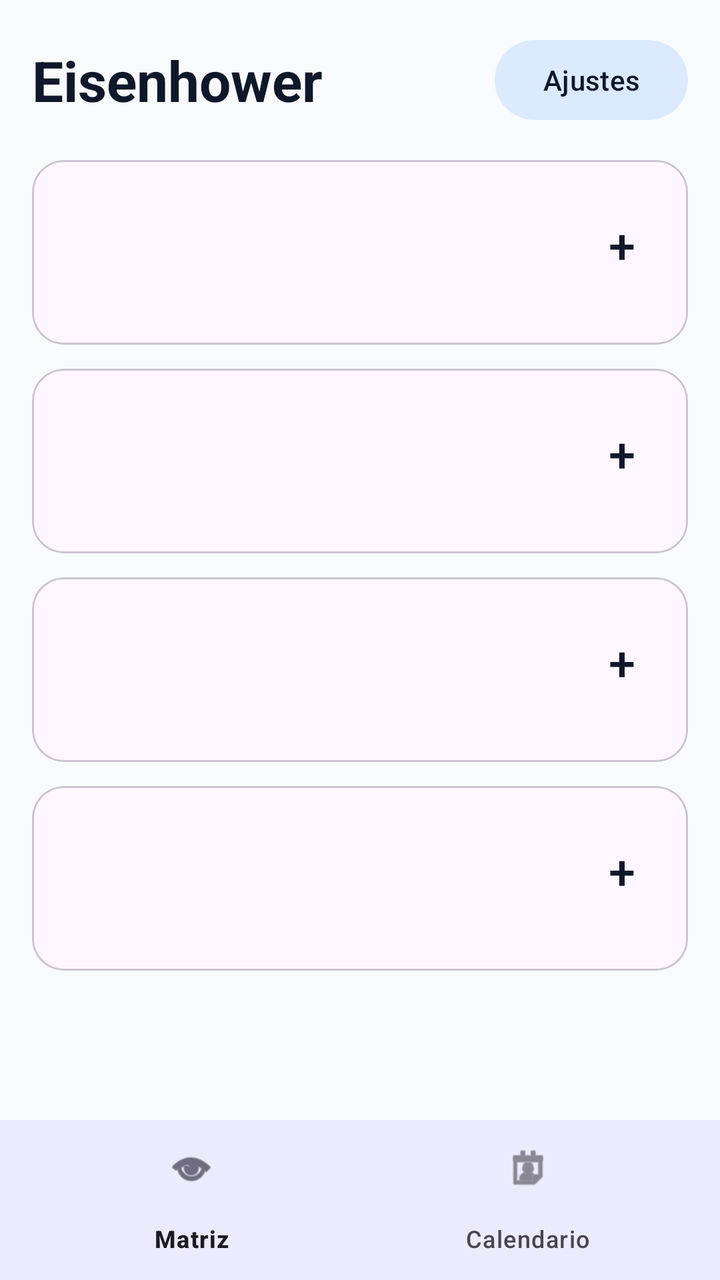
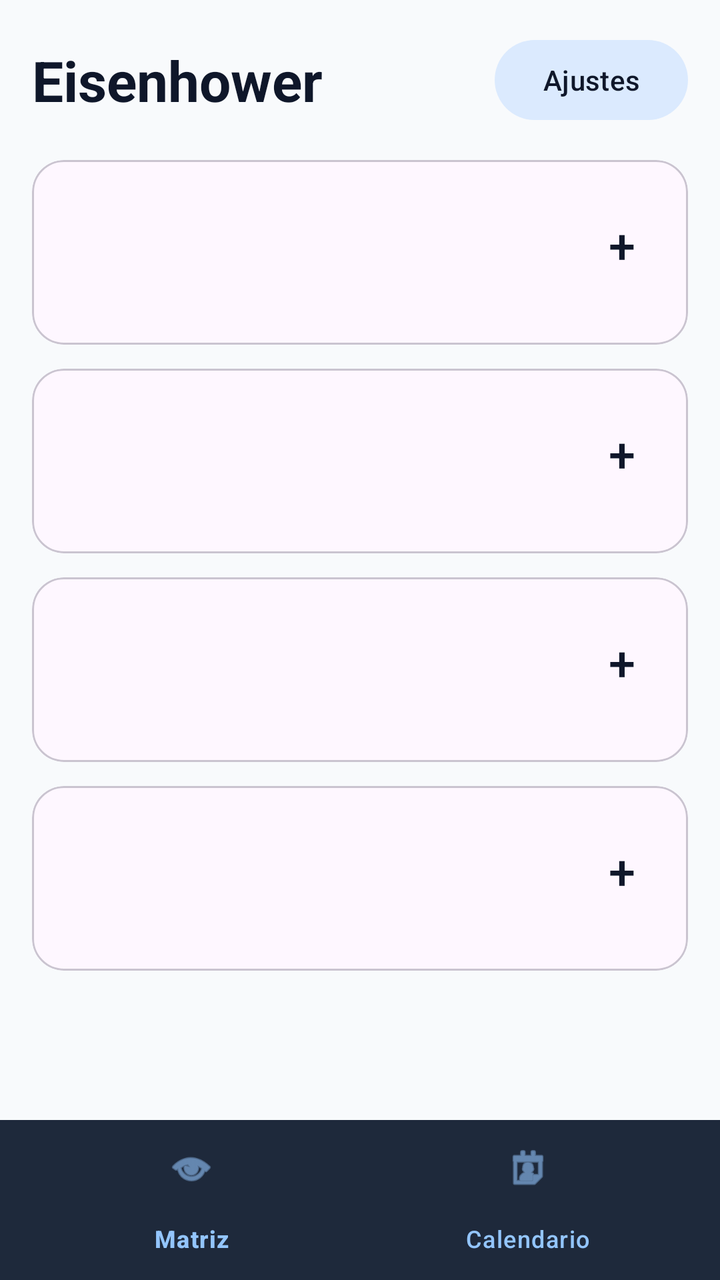

Before-and-after screenshots of an Android layout around one commit, followed by the original layout XML and the change that was made.
<!-- AndroidManifest.xml: application theme AppTheme -->
<!-- res/layout/activity_main.xml -->
<?xml version="1.0" encoding="utf-8"?>
<LinearLayout xmlns:android="http://schemas.android.com/apk/res/android"
    xmlns:app="http://schemas.android.com/apk/res-auto"
    android:layout_width="match_parent"
    android:layout_height="match_parent"
    android:background="@color/app_background"
    android:orientation="vertical">

    <FrameLayout
        android:id="@+id/mainContentFrame"
        android:layout_width="match_parent"
        android:layout_height="0dp"
        android:layout_weight="1">

        
        <androidx.core.widget.NestedScrollView
            android:id="@+id/viewMatrix"
            android:layout_width="match_parent"
            android:layout_height="match_parent"
            android:fillViewport="true">
            
            <LinearLayout android:layout_width="match_parent" android:layout_height="wrap_content" android:orientation="vertical" android:padding="16dp">
                
                <LinearLayout android:id="@+id/selectionHeader" android:layout_width="match_parent" android:layout_height="wrap_content" android:background="#2563EB" android:gravity="center_vertical" android:orientation="horizontal" android:padding="8dp" android:layout_marginBottom="16dp" android:visibility="gone">
                    <TextView android:id="@+id/tvSelectionCount" android:layout_width="0dp" android:layout_height="wrap_content" android:layout_weight="1" android:text="1 seleccionada" android:textColor="#FFFFFF" android:textSize="18sp" android:textStyle="bold" />
                    <ImageButton android:id="@+id/btnDeleteSelected" android:layout_width="48dp" android:layout_height="48dp" android:background="?attr/selectableItemBackgroundBorderless" android:src="@android:drawable/ic_menu_delete" app:tint="#FFFFFF" />
                </LinearLayout>

                <LinearLayout android:id="@+id/normalHeader" android:layout_width="match_parent" android:layout_height="wrap_content" android:gravity="center_vertical" android:orientation="horizontal" android:layout_marginBottom="16dp">
                    <TextView android:layout_width="0dp" android:layout_height="wrap_content" android:layout_weight="1" android:text="Eisenhower" android:textColor="@color/text_primary" android:textSize="28sp" android:textStyle="bold" />
                    <com.google.android.material.button.MaterialButton android:id="@+id/btnSettings" style="@style/Widget.Material3.Button.TonalButton" android:layout_width="wrap_content" android:layout_height="wrap_content" app:backgroundTint="@color/card_background" android:textColor="@color/text_primary" android:text="Ajustes" />
                </LinearLayout>

                <com.google.android.material.card.MaterialCardView android:id="@+id/cardQ1" android:layout_width="match_parent" android:layout_height="wrap_content" android:layout_marginBottom="12dp" app:cardCornerRadius="16dp" app:cardElevation="0dp">
                    <LinearLayout android:layout_width="match_parent" android:layout_height="wrap_content" android:orientation="vertical" android:padding="12dp">
                        <LinearLayout android:layout_width="match_parent" android:layout_height="wrap_content" android:gravity="center_vertical" android:orientation="horizontal">
                            <TextView android:id="@+id/titleQ1View" android:layout_width="0dp" android:layout_height="wrap_content" android:layout_weight="1" android:textColor="@color/text_primary" android:textSize="18sp" android:textStyle="bold"/>
                            <com.google.android.material.button.MaterialButton android:id="@+id/btnAddQ1" style="@style/Widget.Material3.Button.IconButton" android:layout_width="wrap_content" android:layout_height="wrap_content" android:text="+" android:textSize="24sp" android:textColor="@color/text_primary"/>
                        </LinearLayout>
                        <androidx.recyclerview.widget.RecyclerView android:id="@+id/listQ1" android:layout_width="match_parent" android:layout_height="wrap_content" android:nestedScrollingEnabled="false" android:layout_marginTop="8dp"/>
                        <TextView android:id="@+id/headerCompletedQ1" android:layout_width="match_parent" android:layout_height="wrap_content" android:layout_marginTop="8dp" android:text="Completadas ▼" android:textColor="@color/text_secondary" android:textSize="14sp" android:visibility="gone"/>
                        <LinearLayout android:id="@+id/containerCompletedQ1" android:layout_width="match_parent" android:layout_height="wrap_content" android:orientation="vertical" android:visibility="gone"/>
                    </LinearLayout>
                </com.google.android.material.card.MaterialCardView>

                <com.google.android.material.card.MaterialCardView android:id="@+id/cardQ2" android:layout_width="match_parent" android:layout_height="wrap_content" android:layout_marginBottom="12dp" app:cardCornerRadius="16dp" app:cardElevation="0dp">
                    <LinearLayout android:layout_width="match_parent" android:layout_height="wrap_content" android:orientation="vertical" android:padding="12dp">
                        <LinearLayout android:layout_width="match_parent" android:layout_height="wrap_content" android:gravity="center_vertical" android:orientation="horizontal">
                            <TextView android:id="@+id/titleQ2View" android:layout_width="0dp" android:layout_height="wrap_content" android:layout_weight="1" android:textColor="@color/text_primary" android:textSize="18sp" android:textStyle="bold"/>
                            <com.google.android.material.button.MaterialButton android:id="@+id/btnAddQ2" style="@style/Widget.Material3.Button.IconButton" android:layout_width="wrap_content" android:layout_height="wrap_content" android:text="+" android:textSize="24sp" android:textColor="@color/text_primary"/>
                        </LinearLayout>
                        <androidx.recyclerview.widget.RecyclerView android:id="@+id/listQ2" android:layout_width="match_parent" android:layout_height="wrap_content" android:nestedScrollingEnabled="false" android:layout_marginTop="8dp"/>
                        <TextView android:id="@+id/headerCompletedQ2" android:layout_width="match_parent" android:layout_height="wrap_content" android:layout_marginTop="8dp" android:text="Completadas ▼" android:textColor="@color/text_secondary" android:textSize="14sp" android:visibility="gone"/>
                        <LinearLayout android:id="@+id/containerCompletedQ2" android:layout_width="match_parent" android:layout_height="wrap_content" android:orientation="vertical" android:visibility="gone"/>
                    </LinearLayout>
                </com.google.android.material.card.MaterialCardView>

                <com.google.android.material.card.MaterialCardView android:id="@+id/cardQ3" android:layout_width="match_parent" android:layout_height="wrap_content" android:layout_marginBottom="12dp" app:cardCornerRadius="16dp" app:cardElevation="0dp">
                    <LinearLayout android:layout_width="match_parent" android:layout_height="wrap_content" android:orientation="vertical" android:padding="12dp">
                        <LinearLayout android:layout_width="match_parent" android:layout_height="wrap_content" android:gravity="center_vertical" android:orientation="horizontal">
                            <TextView android:id="@+id/titleQ3View" android:layout_width="0dp" android:layout_height="wrap_content" android:layout_weight="1" android:textColor="@color/text_primary" android:textSize="18sp" android:textStyle="bold"/>
                            <com.google.android.material.button.MaterialButton android:id="@+id/btnAddQ3" style="@style/Widget.Material3.Button.IconButton" android:layout_width="wrap_content" android:layout_height="wrap_content" android:text="+" android:textSize="24sp" android:textColor="@color/text_primary"/>
                        </LinearLayout>
                        <androidx.recyclerview.widget.RecyclerView android:id="@+id/listQ3" android:layout_width="match_parent" android:layout_height="wrap_content" android:nestedScrollingEnabled="false" android:layout_marginTop="8dp"/>
                        <TextView android:id="@+id/headerCompletedQ3" android:layout_width="match_parent" android:layout_height="wrap_content" android:layout_marginTop="8dp" android:text="Completadas ▼" android:textColor="@color/text_secondary" android:textSize="14sp" android:visibility="gone"/>
                        <LinearLayout android:id="@+id/containerCompletedQ3" android:layout_width="match_parent" android:layout_height="wrap_content" android:orientation="vertical" android:visibility="gone"/>
                    </LinearLayout>
                </com.google.android.material.card.MaterialCardView>

                <com.google.android.material.card.MaterialCardView android:id="@+id/cardQ4" android:layout_width="match_parent" android:layout_height="wrap_content" android:layout_marginBottom="12dp" app:cardCornerRadius="16dp" app:cardElevation="0dp">
                    <LinearLayout android:layout_width="match_parent" android:layout_height="wrap_content" android:orientation="vertical" android:padding="12dp">
                        <LinearLayout android:layout_width="match_parent" android:layout_height="wrap_content" android:gravity="center_vertical" android:orientation="horizontal">
                            <TextView android:id="@+id/titleQ4View" android:layout_width="0dp" android:layout_height="wrap_content" android:layout_weight="1" android:textColor="@color/text_primary" android:textSize="18sp" android:textStyle="bold"/>
                            <com.google.android.material.button.MaterialButton android:id="@+id/btnAddQ4" style="@style/Widget.Material3.Button.IconButton" android:layout_width="wrap_content" android:layout_height="wrap_content" android:text="+" android:textSize="24sp" android:textColor="@color/text_primary"/>
                        </LinearLayout>
                        <androidx.recyclerview.widget.RecyclerView android:id="@+id/listQ4" android:layout_width="match_parent" android:layout_height="wrap_content" android:nestedScrollingEnabled="false" android:layout_marginTop="8dp"/>
                        <TextView android:id="@+id/headerCompletedQ4" android:layout_width="match_parent" android:layout_height="wrap_content" android:layout_marginTop="8dp" android:text="Completadas ▼" android:textColor="@color/text_secondary" android:textSize="14sp" android:visibility="gone"/>
                        <LinearLayout android:id="@+id/containerCompletedQ4" android:layout_width="match_parent" android:layout_height="wrap_content" android:orientation="vertical" android:visibility="gone"/>
                    </LinearLayout>
                </com.google.android.material.card.MaterialCardView>

            </LinearLayout>
        </androidx.core.widget.NestedScrollView>

        
        <LinearLayout
            android:id="@+id/viewCalendar"
            android:layout_width="match_parent"
            android:layout_height="match_parent"
            android:orientation="vertical"
            android:visibility="gone">
            
            
            <LinearLayout
                android:layout_width="match_parent"
                android:layout_height="wrap_content"
                android:orientation="horizontal"
                android:gravity="center_vertical"
                android:padding="16dp">
                
                <ImageButton
                    android:id="@+id/btnAppPrevMonth"
                    android:layout_width="48dp" android:layout_height="48dp"
                    android:src="@android:drawable/ic_media_previous"
                    android:background="?attr/selectableItemBackgroundBorderless" />
                
                <TextView
                    android:id="@+id/tvAppCurrentMonth"
                    android:layout_width="0dp" android:layout_height="wrap_content"
                    android:layout_weight="1"
                    android:gravity="center"
                    android:text="Octubre 2026"
                    android:textColor="@color/text_primary"
                    android:textSize="20sp"
                    android:textStyle="bold" />
                
                <ImageButton
                    android:id="@+id/btnAppNextMonth"
                    android:layout_width="48dp" android:layout_height="48dp"
                    android:src="@android:drawable/ic_media_next"
                    android:background="?attr/selectableItemBackgroundBorderless" />
            </LinearLayout>

            
            <LinearLayout
                android:layout_width="match_parent"
                android:layout_height="wrap_content"
                android:orientation="horizontal"
                android:paddingHorizontal="8dp">
                <TextView android:layout_width="0dp" android:layout_height="wrap_content" android:layout_weight="1" android:gravity="center" android:text="L" android:textColor="@color/text_secondary" android:textStyle="bold"/>
                <TextView android:layout_width="0dp" android:layout_height="wrap_content" android:layout_weight="1" android:gravity="center" android:text="M" android:textColor="@color/text_secondary" android:textStyle="bold"/>
                <TextView android:layout_width="0dp" android:layout_height="wrap_content" android:layout_weight="1" android:gravity="center" android:text="M" android:textColor="@color/text_secondary" android:textStyle="bold"/>
                <TextView android:layout_width="0dp" android:layout_height="wrap_content" android:layout_weight="1" android:gravity="center" android:text="J" android:textColor="@color/text_secondary" android:textStyle="bold"/>
                <TextView android:layout_width="0dp" android:layout_height="wrap_content" android:layout_weight="1" android:gravity="center" android:text="V" android:textColor="@color/text_secondary" android:textStyle="bold"/>
                <TextView android:layout_width="0dp" android:layout_height="wrap_content" android:layout_weight="1" android:gravity="center" android:text="S" android:textColor="@color/text_secondary" android:textStyle="bold"/>
                <TextView android:layout_width="0dp" android:layout_height="wrap_content" android:layout_weight="1" android:gravity="center" android:text="D" android:textColor="@color/text_secondary" android:textStyle="bold"/>
            </LinearLayout>

            
            <ScrollView
                android:layout_width="match_parent"
                android:layout_height="match_parent"
                android:padding="8dp">
                <LinearLayout
                    android:id="@+id/containerWeeksApp"
                    android:layout_width="match_parent"
                    android:layout_height="wrap_content"
                    android:orientation="vertical" />
            </ScrollView>
        </LinearLayout>
    </FrameLayout>

    
    <com.google.android.material.bottomnavigation.BottomNavigationView
        android:id="@+id/bottomNavigation"
        android:layout_width="match_parent"
        android:layout_height="wrap_content"
        android:background="?android:attr/windowBackground"
        app:menu="@menu/bottom_nav_menu" />
</LinearLayout>
<!-- resources referenced by this layout -->
<resources>
  <color name="app_background">#F8FAFC</color>
  <color name="card_background">#DBEAFE</color>
  <color name="text_primary">#0F172A</color>
  <color name="text_secondary">#475569</color>
  <style name="AppTheme" parent="Theme.Material3.DayNight.NoActionBar">
          <item name="colorPrimary">#2563EB</item>
          <item name="android:statusBarColor">@color/app_background</item>
          <item name="android:navigationBarColor">@color/app_background</item>
          <item name="android:windowLightStatusBar">?attr/isLightTheme</item>
      </style>
</resources>

<!-- the commit's change to res/layout/activity_main.xml (unified diff, before → after) -->
@@ -6,6 +6,7 @@
     android:background="@color/app_background"
     android:orientation="vertical">
 
+    
     <FrameLayout
         android:id="@+id/mainContentFrame"
         android:layout_width="match_parent"
@@ -18,19 +19,68 @@
             android:layout_width="match_parent"
             android:layout_height="match_parent"
             android:fillViewport="true">
-            
-            <LinearLayout android:layout_width="match_parent" android:layout_height="wrap_content" android:orientation="vertical" android:padding="16dp">
-                
-                <LinearLayout android:id="@+id/selectionHeader" android:layout_width="match_parent" android:layout_height="wrap_content" android:background="#2563EB" android:gravity="center_vertical" android:orientation="horizontal" android:padding="8dp" android:layout_marginBottom="16dp" android:visibility="gone">
-                    <TextView android:id="@+id/tvSelectionCount" android:layout_width="0dp" android:layout_height="wrap_content" android:layout_weight="1" android:text="1 seleccionada" android:textColor="#FFFFFF" android:textSize="18sp" android:textStyle="bold" />
-                    <ImageButton android:id="@+id/btnDeleteSelected" android:layout_width="48dp" android:layout_height="48dp" android:background="?attr/selectableItemBackgroundBorderless" android:src="@android:drawable/ic_menu_delete" app:tint="#FFFFFF" />
+
+            <LinearLayout
+                android:layout_width="match_parent"
+                android:layout_height="wrap_content"
+                android:orientation="vertical"
+                android:padding="16dp">
+
+                
+                <LinearLayout
+                    android:id="@+id/selectionHeader"
+                    android:layout_width="match_parent"
+                    android:layout_height="wrap_content"
+                    android:background="#2563EB"
+                    android:gravity="center_vertical"
+                    android:orientation="horizontal"
+                    android:padding="8dp"
+                    android:layout_marginBottom="16dp"
+                    android:visibility="gone">
+                    <TextView
+                        android:id="@+id/tvSelectionCount"
+                        android:layout_width="0dp"
+                        android:layout_height="wrap_content"
+                        android:layout_weight="1"
+                        android:text="1 seleccionada"
+                        android:textColor="#FFFFFF"
+                        android:textSize="18sp"
+                        android:textStyle="bold" />
+                    <ImageButton
+                        android:id="@+id/btnDeleteSelected"
+                        android:layout_width="48dp"
+                        android:layout_height="48dp"
+                        android:background="?attr/selectableItemBackgroundBorderless"
+                        android:src="@android:drawable/ic_menu_delete"
+                        app:tint="#FFFFFF" />
                 </LinearLayout>
 
-                <LinearLayout android:id="@+id/normalHeader" android:layout_width="match_parent" android:layout_height="wrap_content" android:gravity="center_vertical" android:orientation="horizontal" android:layout_marginBottom="16dp">
-                    <TextView android:layout_width="0dp" android:layout_height="wrap_content" android:layout_weight="1" android:text="Eisenhower" android:textColor="@color/text_primary" android:textSize="28sp" android:textStyle="bold" />
-                    <com.google.android.material.button.MaterialButton android:id="@+id/btnSettings" style="@style/Widget.Material3.Button.TonalButton" android:layout_width="wrap_content" android:layout_height="wrap_content" app:backgroundTint="@color/card_background" android:textColor="@color/text_primary" android:text="Ajustes" />
+                <LinearLayout
+                    android:id="@+id/normalHeader"
+                    android:layout_width="match_parent"
+                    android:layout_height="wrap_content"
+                    android:gravity="center_vertical"
+                    android:orientation="horizontal"
+                    android:layout_marginBottom="16dp">
+                    <TextView
+                        android:layout_width="0dp"
+                        android:layout_height="wrap_content"
+                        android:layout_weight="1"
+                        android:text="Eisenhower"
+                        android:textColor="@color/text_primary"
+                        android:textSize="28sp"
+                        android:textStyle="bold" />
+                    <com.google.android.material.button.MaterialButton
+                        android:id="@+id/btnSettings"
+                        style="@style/Widget.Material3.Button.TonalButton"
+                        android:layout_width="wrap_content"
+                        android:layout_height="wrap_content"
+                        app:backgroundTint="@color/card_background"
+                        android:textColor="@color/text_primary"
+                        android:text="Ajustes" />
                 </LinearLayout>
 
+                
                 <com.google.android.material.card.MaterialCardView android:id="@+id/cardQ1" android:layout_width="match_parent" android:layout_height="wrap_content" android:layout_marginBottom="12dp" app:cardCornerRadius="16dp" app:cardElevation="0dp">
                     <LinearLayout android:layout_width="match_parent" android:layout_height="wrap_content" android:orientation="vertical" android:padding="12dp">
                         <LinearLayout android:layout_width="match_parent" android:layout_height="wrap_content" android:gravity="center_vertical" android:orientation="horizontal">
@@ -89,7 +139,6 @@
             android:layout_height="match_parent"
             android:orientation="vertical"
             android:visibility="gone">
-            
             
             <LinearLayout
                 android:layout_width="match_parent"
@@ -121,7 +170,6 @@
                     android:background="?attr/selectableItemBackgroundBorderless" />
             </LinearLayout>
 
-            
             <LinearLayout
                 android:layout_width="match_parent"
                 android:layout_height="wrap_content"
@@ -136,7 +184,6 @@
                 <TextView android:layout_width="0dp" android:layout_height="wrap_content" android:layout_weight="1" android:gravity="center" android:text="D" android:textColor="@color/text_secondary" android:textStyle="bold"/>
             </LinearLayout>
 
-            
             <ScrollView
                 android:layout_width="match_parent"
                 android:layout_height="match_parent"
@@ -155,6 +202,8 @@
         android:id="@+id/bottomNavigation"
         android:layout_width="match_parent"
         android:layout_height="wrap_content"
-        android:background="?android:attr/windowBackground"
+        android:background="#1E293B"
+        app:itemIconTint="#93C5FD"
+        app:itemTextColor="#93C5FD"
         app:menu="@menu/bottom_nav_menu" />
 </LinearLayout>
